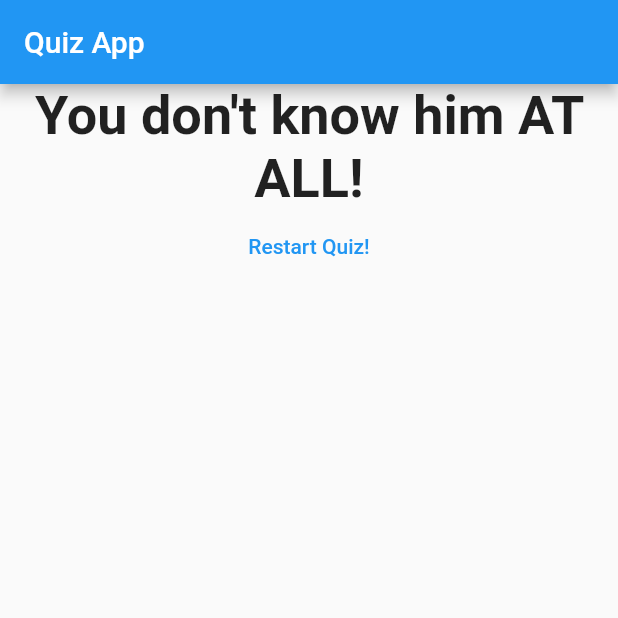
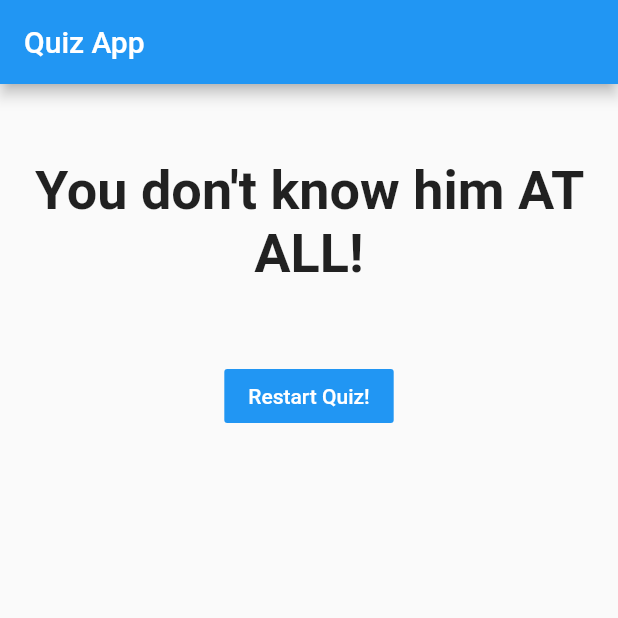
Before and after one commit to emralyilmaz/maxi_app1_-quizApp-, a Flutter app: the screen it shows after launch, after a tap on "19 Dec 1987", after a tap on "White", after a tap on "Araç Değer", on a phone screen of 412 x 824 dp, the top half of it. Run offline on Flutter 3.47's test engine with Material 2 defaults, Android fonts, the phone set to English and light mode, and no system bars.

Commit message:
last version

```diff
--- a/lib/main.dart
+++ b/lib/main.dart
@@ -71,6 +71,7 @@ class _MyAppState extends State<MyApp> {
   @override
   Widget build(BuildContext context) {
     return MaterialApp(
+        debugShowCheckedModeBanner: false,
         home: Scaffold(
           appBar: AppBar(
             title: Text('Quiz App'),
--- a/lib/result.dart
+++ b/lib/result.dart
@@ -21,6 +21,8 @@ class Result extends StatelessWidget {
   @override
   Widget build(BuildContext context) {
     return Center(
+      child: Padding(
+        padding: const EdgeInsets.fromLTRB(15, 50, 15, 15),
         child: Column(
           children: <Widget>[
             Text(
@@ -28,15 +30,18 @@ class Result extends StatelessWidget {
               style: TextStyle(fontSize: 36, fontWeight: FontWeight.bold),
               textAlign: TextAlign.center,
             ),
+            SizedBox(height: 50),
             FlatButton(
               child: Text(
                 'Restart Quiz!',
               ),
-            textColor: Colors.blue,
+              textColor: Colors.white,
+              color: Colors.blue,
               onPressed: resetHandler,
             ),
           ],
         ),
+      ),
     );
   }
 }
```
Lines whose indentation alone changed are shown as unchanged.
